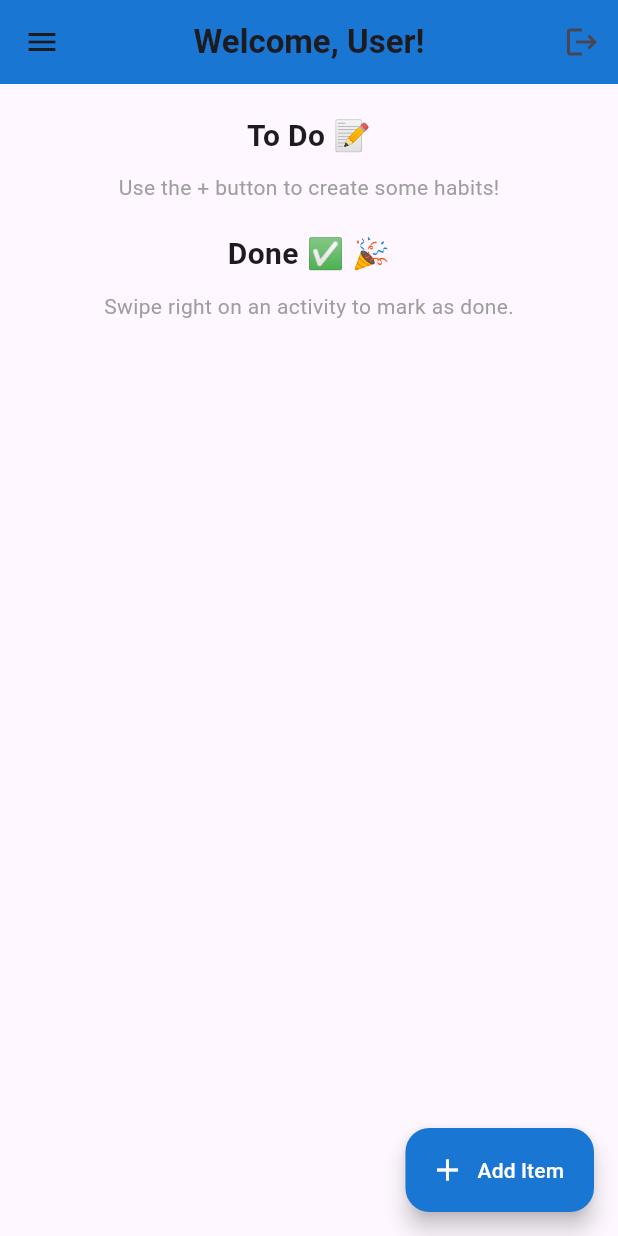
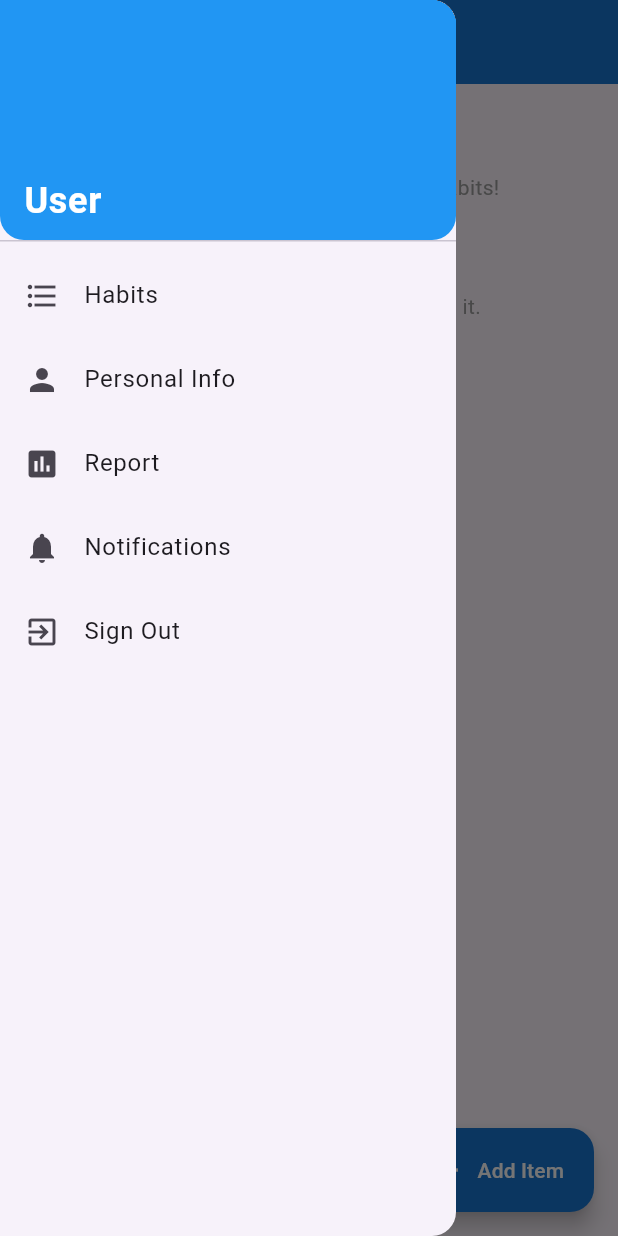
Before and after one commit to KhaledMoheb/habit_tracker, a Flutter app: the HomeScreen screen opened by its route, with the side drawer open (before the commit the screen has no drawer), on a phone screen of 412 x 824 dp. Run offline on Flutter 3.47's test engine with Material 3 defaults, Android fonts, the phone set to English and light mode, and no system bars; our stand-ins replace fluttertoast, shared_preferences; accounts and stored records are empty.

Commit message:
Added side menu drawer

```diff
--- a/lib/screens/home_screen.dart
+++ b/lib/screens/home_screen.dart
@@ -114,7 +114,7 @@ class _HomeScreenState extends State<HomeScreen> {
     return Dismissible(
       key: Key(text),
       background: done
-          ? Container() // Empty container to avoid null error
+          ? Container()
           : Container(
               color: Colors.green,
               alignment: Alignment.centerLeft,
@@ -128,9 +128,8 @@ class _HomeScreenState extends State<HomeScreen> {
         child: const Icon(Icons.delete, color: Colors.white),
       ),
       direction: done
-          ? DismissDirection
-                .endToStart // Only allow swipe left for done items
-          : DismissDirection.horizontal, // Allow both for incomplete habits
+          ? DismissDirection.endToStart
+          : DismissDirection.horizontal,
       onDismissed: (direction) {
         if (direction == DismissDirection.startToEnd && !done) {
           _markHabitDone(text);
@@ -162,23 +161,74 @@ class _HomeScreenState extends State<HomeScreen> {
   @override
   Widget build(BuildContext context) {
     return Scaffold(
+      drawer: Drawer(
+        child: Column(
+          crossAxisAlignment: CrossAxisAlignment.stretch,
+          children: <Widget>[
+            DrawerHeader(
+              decoration: BoxDecoration(
+                color: Colors.blue,
+                borderRadius: const BorderRadius.only(
+                  bottomLeft: Radius.circular(16),
+                  bottomRight: Radius.circular(16),
+                ),
+              ),
+              child: Align(
+                alignment: Alignment.bottomLeft,
+                child: Text(
+                  name,
+                  style: const TextStyle(
+                    color: Colors.white,
+                    fontSize: 24,
+                    fontWeight: FontWeight.bold,
+                  ),
+                ),
+              ),
+            ),
+            ListTile(
+              leading: const Icon(Icons.format_list_bulleted),
+              title: const Text('Habits'),
+              onTap: () => Navigator.pop(context),
+            ),
+            ListTile(
+              leading: const Icon(Icons.person),
+              title: const Text('Personal Info'),
+              onTap: () => Navigator.pop(context),
+            ),
+            ListTile(
+              leading: const Icon(Icons.insert_chart),
+              title: const Text('Report'),
+              onTap: () => Navigator.pop(context),
+            ),
+            ListTile(
+              leading: const Icon(Icons.notifications),
+              title: const Text('Notifications'),
+              onTap: () => Navigator.pop(context),
+            ),
+            ListTile(
+              leading: const Icon(Icons.exit_to_app),
+              title: const Text('Sign Out'),
+              onTap: () async {
+                await LocalAuthService.logout();
+                Navigator.pushReplacementNamed(context, '/');
+              },
+            ),
+          ],
+        ),
+      ),
       appBar: AppBar(
-        leading: const Icon(Icons.menu),
+        leading: Builder(
+          builder: (context) => IconButton(
+            icon: const Icon(Icons.menu),
+            onPressed: () => Scaffold.of(context).openDrawer(),
+          ),
+        ),
         title: Text(
           'Welcome, $name!',
           style: const TextStyle(fontWeight: FontWeight.bold),
         ),
         centerTitle: true,
         backgroundColor: Colors.blue[700],
-        actions: [
-          IconButton(
-            icon: const Icon(Icons.logout),
-            onPressed: () async {
-              await LocalAuthService.logout();
-              Navigator.pushReplacementNamed(context, '/');
-            },
-          ),
-        ],
       ),
       body: _isLoading
           ? const Center(child: CircularProgressIndicator())
@@ -213,7 +263,7 @@ class _HomeScreenState extends State<HomeScreen> {
                         doneHabits.isEmpty
                             ? [
                                 const Text(
-                                  "Swipe right on an activity to mark as done.",
+                                  "Swipe left on an activity to delete it.",
                                   style: TextStyle(color: Colors.grey),
                                 ),
                               ]
```
